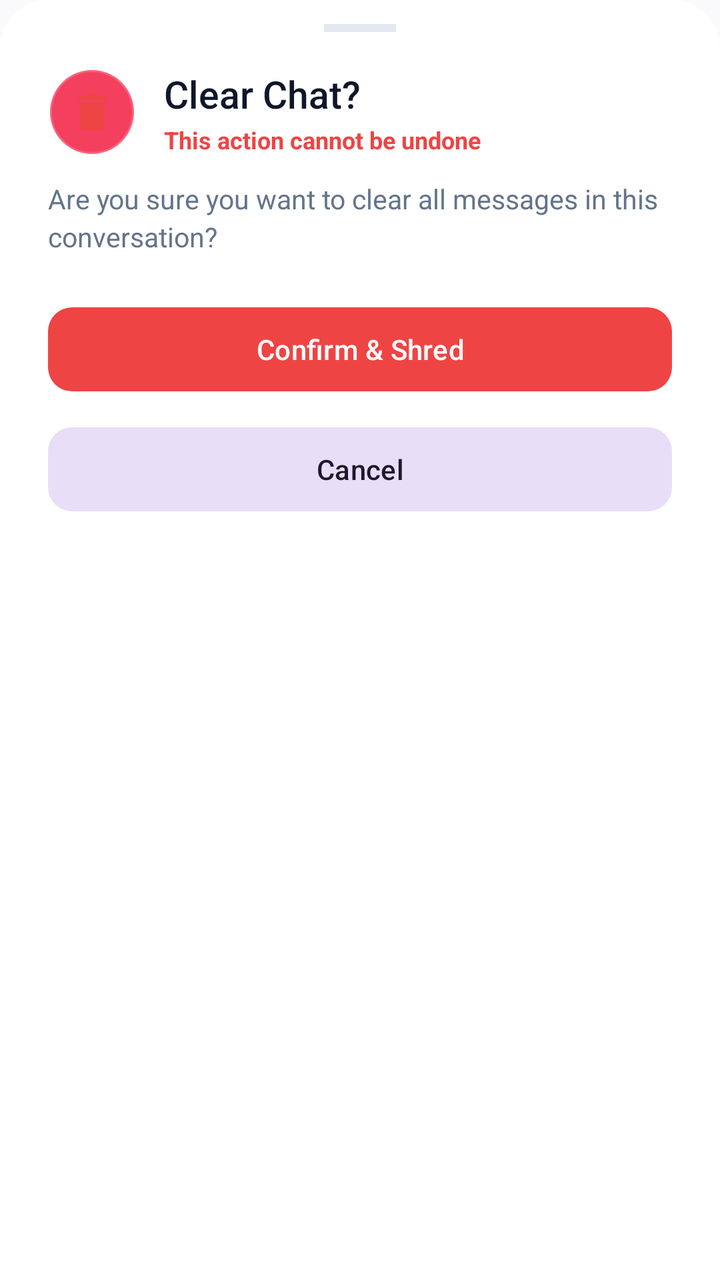
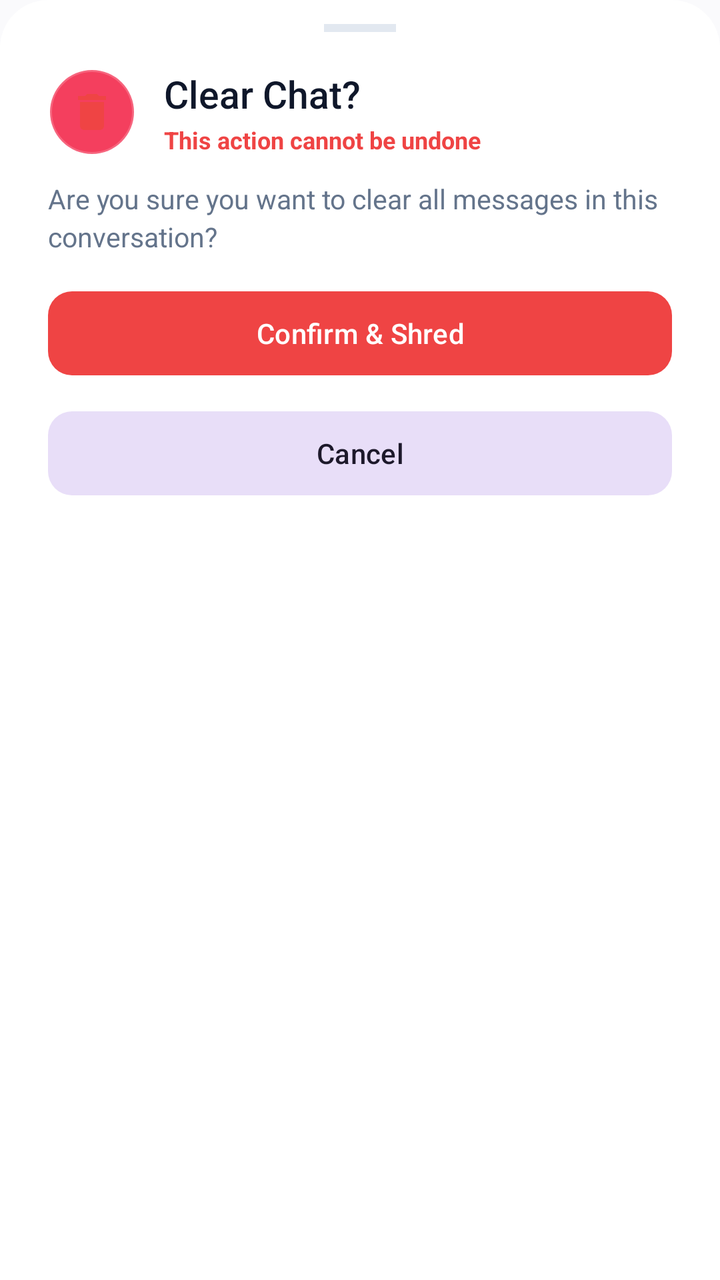

Before-and-after screenshots of an Android layout around one commit, followed by the original layout XML and the change that was made.
<!-- AndroidManifest.xml: application theme Theme.VEIL -->
<!-- res/layout/dialog_confirm_destructive_sheet.xml -->
<?xml version="1.0" encoding="utf-8"?>
<LinearLayout xmlns:android="http://schemas.android.com/apk/res/android"
    xmlns:app="http://schemas.android.com/apk/res-auto"
    android:layout_width="match_parent"
    android:layout_height="wrap_content"
    android:orientation="vertical"
    android:background="@drawable/bottom_sheet_background"
    android:paddingStart="24dp"
    android:paddingEnd="24dp"
    android:paddingTop="12dp"
    android:paddingBottom="28dp">

    
    <View
        android:layout_width="36dp"
        android:layout_height="4dp"
        android:background="@color/colorOutline"
        android:layout_gravity="center_horizontal"
        android:layout_marginBottom="18dp" />

    <LinearLayout
        android:layout_width="match_parent"
        android:layout_height="wrap_content"
        android:orientation="horizontal"
        android:gravity="center_vertical"
        android:layout_marginBottom="12dp">

        <ImageView
            android:id="@+id/ivDestructiveIcon"
            android:layout_width="44dp"
            android:layout_height="44dp"
            android:padding="10dp"
            android:src="@drawable/ic_delete"
            android:tint="#EF4444"
            android:background="@drawable/bg_swatch_rose"
            android:layout_marginEnd="14dp" />

        <LinearLayout
            android:layout_width="0dp"
            android:layout_height="wrap_content"
            android:layout_weight="1"
            android:orientation="vertical">

            <TextView
                android:id="@+id/tvDestructiveTitle"
                android:layout_width="wrap_content"
                android:layout_height="wrap_content"
                android:text="Clear Chat?"
                android:textColor="@color/textPrimary"
                android:textSize="19sp"
                android:fontFamily="sans-serif-medium" />

            <TextView
                android:layout_width="wrap_content"
                android:layout_height="wrap_content"
                android:text="This action cannot be undone"
                android:textColor="#EF4444"
                android:textSize="12sp"
                android:textStyle="bold"
                android:layout_marginTop="2dp" />
        </LinearLayout>
    </LinearLayout>

    <TextView
        android:id="@+id/tvDestructiveMessage"
        android:layout_width="match_parent"
        android:layout_height="wrap_content"
        android:text="Are you sure you want to clear all messages in this conversation?"
        android:textColor="@color/textSecondary"
        android:textSize="13.5sp"
        android:lineSpacingExtra="3dp"
        android:layout_marginBottom="22dp" />

    <com.google.android.material.button.MaterialButton
        android:id="@+id/btnDestructiveConfirm"
        style="@style/Widget.Material3.Button"
        android:layout_width="match_parent"
        android:layout_height="50dp"
        android:text="Confirm &amp; Shred"
        android:textColor="#FFFFFF"
        app:backgroundTint="#EF4444"
        app:cornerRadius="12dp"
        android:layout_marginBottom="10dp" />

    <com.google.android.material.button.MaterialButton
        android:id="@+id/btnDestructiveCancel"
        style="@style/Widget.Material3.Button.TonalButton"
        android:layout_width="match_parent"
        android:layout_height="50dp"
        android:text="Cancel"
        app:cornerRadius="12dp" />

</LinearLayout>
<!-- resources referenced by this layout -->
<resources>
  <color name="colorOutline">#E2E8F0</color>
  <color name="textPrimary">#0F172A</color>
  <color name="textSecondary">#64748B</color>
  <!-- drawable bg_swatch_rose (drawable) -->
  <?xml version="1.0" encoding="utf-8"?>
  <shape xmlns:android="http://schemas.android.com/apk/res/android"
      android:shape="oval">
      <solid android:color="#F43F5E" />
      <stroke android:width="2dp" android:color="#33FFFFFF" />
  </shape>
  <!-- drawable bottom_sheet_background (drawable) -->
  <?xml version="1.0" encoding="utf-8"?>
  <shape xmlns:android="http://schemas.android.com/apk/res/android">
      <solid android:color="@color/colorSurface" />
      <corners
          android:topLeftRadius="24dp"
          android:topRightRadius="24dp" />
  </shape>
  <!-- drawable ic_delete (drawable) -->
  <vector xmlns:android="http://schemas.android.com/apk/res/android"
      android:width="24dp"
      android:height="24dp"
      android:viewportWidth="24"
      android:viewportHeight="24">
      <path
          android:fillColor="#FFFFFF"
          android:pathData="M6,19c0,1.1 0.9,2 2,2h8c1.1,0 2,-0.9 2,-2V7H6v12zM19,4h-3.5l-1,-1h-5l-1,1H5v2h14V4z"/>
  </vector>
  <style name="Theme.VEIL" parent="Base.Theme.VEIL" />
  <color name="colorSurface">#FFFFFF</color>
  <style name="Base.Theme.VEIL" parent="Theme.Material3.DayNight.NoActionBar">
          <item name="android:statusBarColor">@android:color/transparent</item>
          <item name="android:navigationBarColor">@android:color/transparent</item>
          <item name="android:windowLightStatusBar" tools:targetApi="m">true</item>
          <item name="colorPrimary">@color/colorPrimary</item>
          <item name="colorOnPrimary">@color/colorOnPrimary</item>
          <item name="colorPrimaryContainer">@color/colorPrimaryContainer</item>
          <item name="colorOnPrimaryContainer">@color/colorOnPrimaryContainer</item>
          <item name="colorSurface">@color/colorSurface</item>
          <item name="colorSurfaceVariant">@color/colorSurfaceVariant</item>
          <item name="colorOutline">@color/colorOutline</item>
          <item name="android:colorBackground">@color/colorBackground</item>
          <item name="bottomSheetDialogTheme">@style/ModernBottomSheetDialogTheme</item>
      </style>
  <color name="colorPrimary">#4F46E5</color>
  <color name="colorOnPrimary">#FFFFFF</color>
  <color name="colorPrimaryContainer">#EEF2FF</color>
  <color name="colorOnPrimaryContainer">#3730A3</color>
  <color name="colorSurfaceVariant">#F1F5F9</color>
  <color name="colorBackground">#FAFAFC</color>
  <style name="ModernBottomSheetDialogTheme" parent="Theme.Material3.DayNight.BottomSheetDialog">
          <item name="bottomSheetStyle">@style/ModernBottomSheetStyle</item>
          <item name="android:windowIsFloating">false</item>
          <item name="android:statusBarColor">@android:color/transparent</item>
          <item name="android:navigationBarColor">@android:color/transparent</item>
      </style>
  <style name="ModernBottomSheetStyle" parent="Widget.Material3.BottomSheet">
          <item name="android:background">@android:color/transparent</item>
      </style>
</resources>

<!-- the commit's change to res/layout/dialog_confirm_destructive_sheet.xml (unified diff, before → after) -->
@@ -69,7 +69,18 @@
         android:textColor="@color/textSecondary"
         android:textSize="13.5sp"
         android:lineSpacingExtra="3dp"
-        android:layout_marginBottom="22dp" />
+        android:layout_marginBottom="14dp" />
+
+    <com.google.android.material.checkbox.MaterialCheckBox
+        android:id="@+id/cbDeleteForPeer"
+        android:layout_width="match_parent"
+        android:layout_height="wrap_content"
+        android:text="Also delete for the other person (both devices)"
+        android:textColor="@color/textPrimary"
+        android:textSize="14sp"
+        android:checked="true"
+        android:layout_marginBottom="14dp"
+        android:visibility="gone" />
 
     <com.google.android.material.button.MaterialButton
         android:id="@+id/btnDestructiveConfirm"
